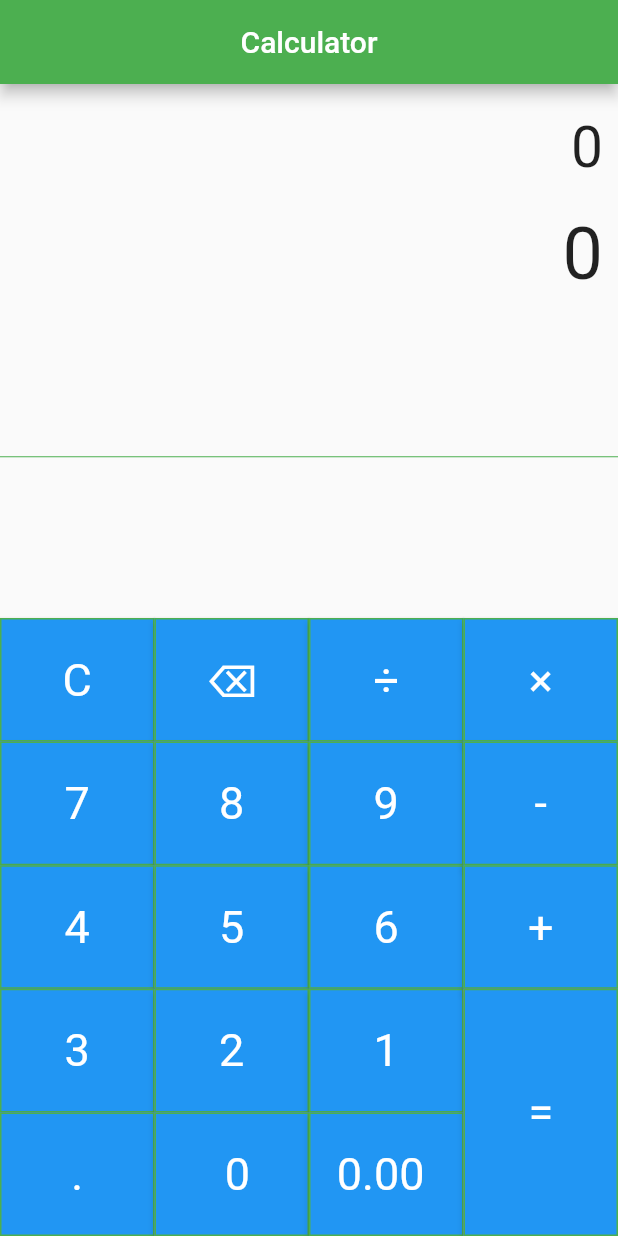
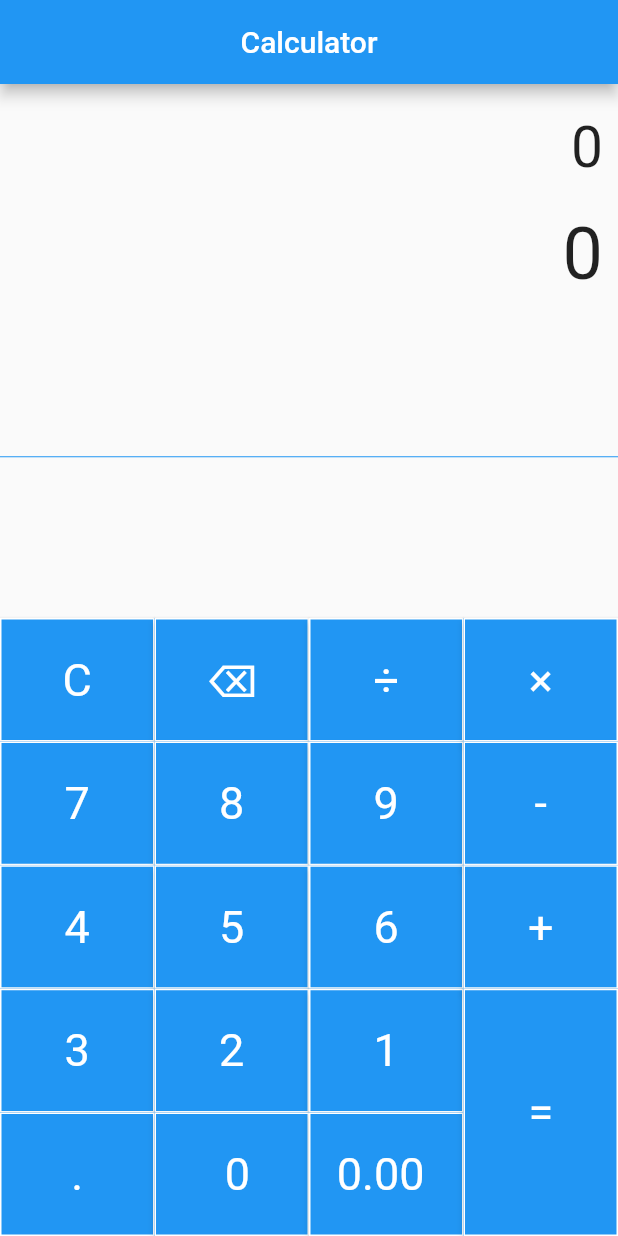
Before and after one commit to puskottampandey/Calculator, a Flutter app: the screen it shows after launch, on a phone screen of 412 x 824 dp. Run offline on Flutter 3.47's test engine with Material 2 defaults, Android fonts, the phone set to English and light mode, and no system bars; our stand-ins replace math_expressions.

Commit message:
color changed

```diff
--- a/lib/main.dart
+++ b/lib/main.dart
@@ -33,7 +33,7 @@ class HomePageState extends State<HomePage> {
   @override
   Widget build(BuildContext context) {
     return Container(
-      color: (Colors.green),
+      color: (Colors.blue),
     );
   }
 }
--- a/lib/service_screen.dart
+++ b/lib/service_screen.dart
@@ -57,17 +57,19 @@ class _CalculationState extends State<Calculation> {
   }
 
   Widget buildbutton(
-      String buttonText, double butttonHeight, Color buttonColor) {
-    return Container(
+    String buttonText,
+    double butttonHeight,
+    /*Color buttonColor */
+  ) {
+    return SizedBox(
       height: MediaQuery.of(context).size.height * 0.1 * butttonHeight,
-      color: buttonColor,
       child: ElevatedButton(
         style: ButtonStyle(
           shape: MaterialStateProperty.all<RoundedRectangleBorder>(
             RoundedRectangleBorder(
               borderRadius: BorderRadius.circular(0.0),
               side: const BorderSide(
-                  color: Colors.green, width: 1, style: BorderStyle.solid),
+                  color: Colors.white, width: 1, style: BorderStyle.solid),
             ),
           ),
         ),
@@ -85,7 +87,6 @@ class _CalculationState extends State<Calculation> {
   Widget build(BuildContext context) {
     return Scaffold(
       appBar: AppBar(
-        backgroundColor: (Colors.green),
         title: const Center(
           child: Text("Calculator"),
         ),
@@ -107,7 +108,7 @@ class _CalculationState extends State<Calculation> {
           ),
           const Expanded(
             child: Divider(
-              color: (Colors.green),
+              color: Colors.blue,
             ),
           ),
           Row(
@@ -118,37 +119,73 @@ class _CalculationState extends State<Calculation> {
                   children: [
                     TableRow(
                       children: [
-                        buildbutton("C", 1, Colors.redAccent),
-                        buildbutton("⌫", 1, Colors.green),
-                        buildbutton("÷", 1, Colors.green),
+                        buildbutton("C", 1),
+                        buildbutton("⌫", 1),
+                        buildbutton("÷", 1),
                       ],
                     ),
                     TableRow(
                       children: [
-                        buildbutton("7", 1, Colors.brown.shade400),
-                        buildbutton("8", 1, Colors.brown.shade400),
-                        buildbutton("9", 1, Colors.brown.shade400),
+                        buildbutton(
+                          "7",
+                          1,
+                        ),
+                        buildbutton(
+                          "8",
+                          1,
+                        ),
+                        buildbutton(
+                          "9",
+                          1,
+                        ),
                       ],
                     ),
                     TableRow(
                       children: [
-                        buildbutton("4", 1, Colors.brown.shade400),
-                        buildbutton("5", 1, Colors.brown.shade400),
-                        buildbutton("6", 1, Colors.brown.shade400),
+                        buildbutton(
+                          "4",
+                          1,
+                        ),
+                        buildbutton(
+                          "5",
+                          1,
+                        ),
+                        buildbutton(
+                          "6",
+                          1,
+                        ),
                       ],
                     ),
                     TableRow(
                       children: [
-                        buildbutton("3", 1, Colors.brown.shade400),
-                        buildbutton("2", 1, Colors.brown.shade400),
-                        buildbutton("1", 1, Colors.brown.shade400),
+                        buildbutton(
+                          "3",
+                          1,
+                        ),
+                        buildbutton(
+                          "2",
+                          1,
+                        ),
+                        buildbutton(
+                          "1",
+                          1,
+                        ),
                       ],
                     ),
                     TableRow(
                       children: [
-                        buildbutton(".", 1, Colors.brown.shade400),
-                        buildbutton(" 0", 1, Colors.brown.shade400),
-                        buildbutton("0.00 ", 1, Colors.brown.shade400),
+                        buildbutton(
+                          ".",
+                          1,
+                        ),
+                        buildbutton(
+                          " 0",
+                          1,
+                        ),
+                        buildbutton(
+                          "0.00 ",
+                          1,
+                        ),
                       ],
                     ),
                   ],
@@ -160,22 +197,34 @@ class _CalculationState extends State<Calculation> {
                   children: [
                     TableRow(
                       children: [
-                        buildbutton("×", 1, Colors.green),
+                        buildbutton(
+                          "×",
+                          1,
+                        ),
                       ],
                     ),
                     TableRow(
                       children: [
-                        buildbutton("-", 1, Colors.green),
+                        buildbutton(
+                          "-",
+                          1,
+                        ),
                       ],
                     ),
                     TableRow(
                       children: [
-                        buildbutton("+", 1, Colors.green),
+                        buildbutton(
+                          "+",
+                          1,
+                        ),
                       ],
                     ),
                     TableRow(
                       children: [
-                        buildbutton("=", 2, Colors.redAccent),
+                        buildbutton(
+                          "=",
+                          2,
+                        ),
                       ],
                     )
                   ],
--- a/pubspec.yaml
+++ b/pubspec.yaml
@@ -37,6 +37,7 @@ dependencies:
   cupertino_icons: ^1.0.2
   math_expressions: ^2.3.1
 dev_dependencies:
+  flutter_launcher_icons: ^0.11.0
   flutter_test:
     sdk: flutter
 
@@ -58,8 +59,8 @@ flutter:
   uses-material-design: true
 
   # To add assets to your application, add an assets section, like this:
-  # assets:
-  #   - images/a_dot_burr.jpeg
+  #assets:
+
   #   - images/a_dot_ham.jpeg
 
   # An image asset can refer to one or more resolution-specific "variants", see
```
Also changed, not shown: pubspec.lock.
